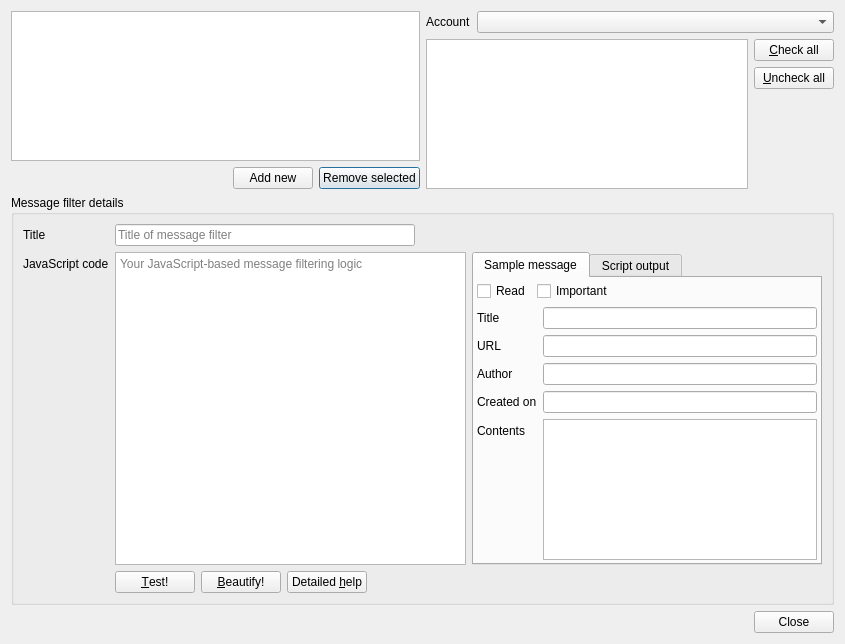
First picture: the form in src/librssguard/gui/dialogs/formmessagefiltersmanager.ui, repository norbusan/rssguard-debian, before the edit.
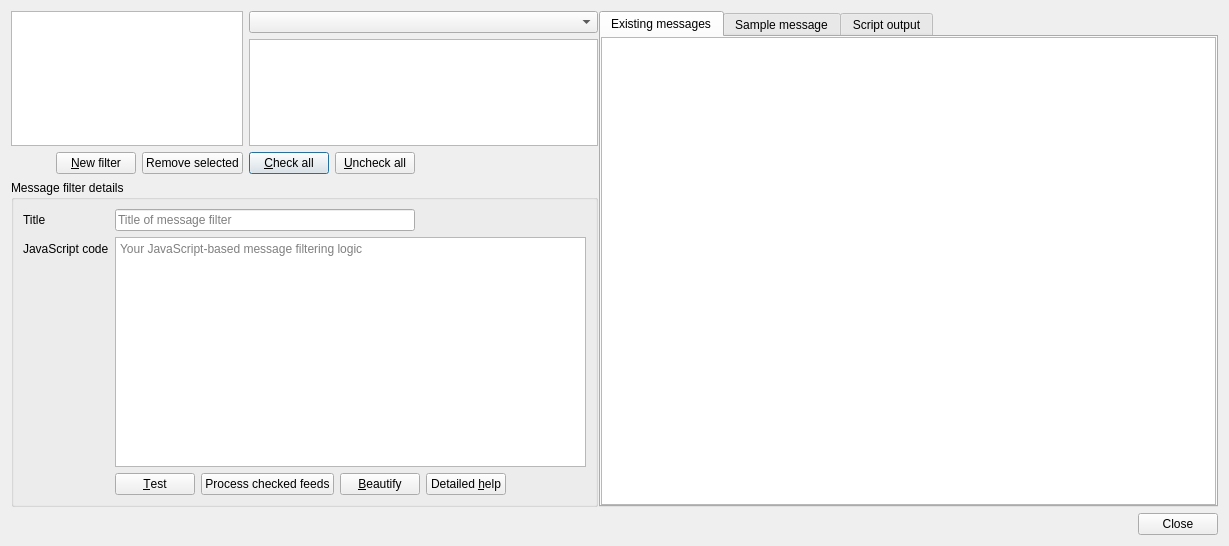
Second picture: the form after the edit. The open tabs and pages were chosen to show the change.

The edit to the form file:
```diff
--- a/src/librssguard/gui/dialogs/formmessagefiltersmanager.ui
+++ b/src/librssguard/gui/dialogs/formmessagefiltersmanager.ui
@@ -6,14 +6,71 @@
    <rect>
     <x>0</x>
     <y>0</y>
-    <width>845</width>
-    <height>644</height>
+    <width>1229</width>
+    <height>546</height>
    </rect>
   </property>
   <property name="windowTitle">
    <string>Message filters</string>
   </property>
-  <layout class="QGridLayout" name="gridLayout_2">
+  <layout class="QVBoxLayout" name="verticalLayout">
+   <item>
+    <widget class="QSplitter" name="splitter">
+     <property name="orientation">
+      <enum>Qt::Horizontal</enum>
+     </property>
+     <property name="handleWidth">
+      <number>1</number>
+     </property>
+     <property name="childrenCollapsible">
+      <bool>false</bool>
+     </property>
+     <widget class="QWidget" name="gridLayoutWidget">
+      <layout class="QGridLayout" name="gridLayout_2" rowstretch="1,2" columnstretch="2,3">
+       <item row="0" column="1">
+        <layout class="QGridLayout" name="gridLayout_3">
+         <item row="2" column="0">
+          <widget class="QPushButton" name="m_btnCheckAll">
+           <property name="text">
+            <string>&amp;Check all</string>
+           </property>
+          </widget>
+         </item>
+         <item row="2" column="2">
+          <spacer name="horizontalSpacer_5">
+           <property name="orientation">
+            <enum>Qt::Horizontal</enum>
+           </property>
+           <property name="sizeHint" stdset="0">
+            <size>
+             <width>40</width>
+             <height>20</height>
+            </size>
+           </property>
+          </spacer>
+         </item>
+         <item row="1" column="0" colspan="3">
+          <widget class="QTreeView" name="m_treeFeeds">
+           <property name="uniformRowHeights">
+            <bool>true</bool>
+           </property>
+           <attribute name="headerVisible">
+            <bool>false</bool>
+           </attribute>
+          </widget>
+         </item>
+         <item row="2" column="1">
+          <widget class="QPushButton" name="m_btnUncheckAll">
+           <property name="text">
+            <string>&amp;Uncheck all</string>
+           </property>
+          </widget>
+         </item>
+         <item row="0" column="0" colspan="3">
+          <widget class="QComboBox" name="m_cmbAccounts"/>
+         </item>
+        </layout>
+       </item>
    <item row="0" column="0">
     <layout class="QGridLayout" name="gridLayout">
      <item row="1" column="2">
@@ -26,7 +83,7 @@
      <item row="1" column="1">
       <widget class="QPushButton" name="m_btnAddNew">
        <property name="text">
-        <string>Add new</string>
+            <string>&amp;New filter</string>
        </property>
       </widget>
      </item>
@@ -52,74 +109,6 @@
      </item>
     </layout>
    </item>
-   <item row="0" column="1">
-    <layout class="QFormLayout" name="formLayout_3">
-     <item row="0" column="0">
-      <widget class="QLabel" name="label_9">
-       <property name="text">
-        <string>Account</string>
-       </property>
-       <property name="buddy">
-        <cstring>m_cmbAccounts</cstring>
-       </property>
-      </widget>
-     </item>
-     <item row="0" column="1">
-      <widget class="QComboBox" name="m_cmbAccounts"/>
-     </item>
-     <item row="1" column="0" colspan="2">
-      <layout class="QHBoxLayout" name="horizontalLayout_5">
-       <item>
-        <widget class="QTreeView" name="m_treeFeeds">
-         <property name="minimumSize">
-          <size>
-           <width>0</width>
-           <height>150</height>
-          </size>
-         </property>
-         <property name="uniformRowHeights">
-          <bool>true</bool>
-         </property>
-         <attribute name="headerVisible">
-          <bool>false</bool>
-         </attribute>
-        </widget>
-       </item>
-       <item>
-        <layout class="QVBoxLayout" name="verticalLayout">
-         <item>
-          <widget class="QPushButton" name="m_btnCheckAll">
-           <property name="text">
-            <string>&amp;Check all</string>
-           </property>
-          </widget>
-         </item>
-         <item>
-          <widget class="QPushButton" name="m_btnUncheckAll">
-           <property name="text">
-            <string>&amp;Uncheck all</string>
-           </property>
-          </widget>
-         </item>
-         <item>
-          <spacer name="verticalSpacer">
-           <property name="orientation">
-            <enum>Qt::Vertical</enum>
-           </property>
-           <property name="sizeHint" stdset="0">
-            <size>
-             <width>20</width>
-             <height>40</height>
-            </size>
-           </property>
-          </spacer>
-         </item>
-        </layout>
-       </item>
-      </layout>
-     </item>
-    </layout>
-   </item>
    <item row="1" column="0" colspan="2">
     <widget class="QGroupBox" name="m_gbDetails">
      <property name="title">
@@ -137,8 +126,6 @@
        </widget>
       </item>
       <item row="0" column="1">
-       <layout class="QHBoxLayout" name="horizontalLayout">
-        <item>
          <widget class="QLineEdit" name="m_txtTitle">
           <property name="sizePolicy">
            <sizepolicy hsizetype="Expanding" vsizetype="Fixed">
@@ -157,21 +144,6 @@
           </property>
          </widget>
         </item>
-        <item>
-         <spacer name="horizontalSpacer_2">
-          <property name="orientation">
-           <enum>Qt::Horizontal</enum>
-          </property>
-          <property name="sizeHint" stdset="0">
-           <size>
-            <width>0</width>
-            <height>0</height>
-           </size>
-          </property>
-         </spacer>
-        </item>
-       </layout>
-      </item>
       <item row="1" column="0">
        <widget class="QLabel" name="label_2">
         <property name="text">
@@ -183,67 +155,127 @@
        </widget>
       </item>
       <item row="1" column="1">
-       <layout class="QHBoxLayout" name="horizontalLayout_3">
-        <item>
          <widget class="QPlainTextEdit" name="m_txtScript">
+            <property name="sizePolicy">
+             <sizepolicy hsizetype="Expanding" vsizetype="Expanding">
+              <horstretch>0</horstretch>
+              <verstretch>1</verstretch>
+             </sizepolicy>
+            </property>
           <property name="placeholderText">
            <string>Your JavaScript-based message filtering logic</string>
           </property>
          </widget>
         </item>
+          <item row="2" column="1">
+           <layout class="QHBoxLayout" name="horizontalLayout_2">
         <item>
-         <widget class="QTabWidget" name="m_tcMessage">
+             <widget class="QPushButton" name="m_btnTest">
+              <property name="text">
+               <string>&amp;Test</string>
+              </property>
+             </widget>
+            </item>
+            <item>
+             <widget class="QPushButton" name="m_btnRunOnMessages">
+              <property name="text">
+               <string>Process checked feeds</string>
+              </property>
+             </widget>
+            </item>
+            <item>
+             <widget class="QPushButton" name="m_btnBeautify">
+              <property name="text">
+               <string>&amp;Beautify</string>
+              </property>
+             </widget>
+            </item>
+            <item>
+             <widget class="QPushButton" name="m_btnDetailedHelp">
+              <property name="text">
+               <string>Detailed &amp;help</string>
+              </property>
+             </widget>
+            </item>
+            <item>
+             <spacer name="horizontalSpacer_3">
+              <property name="orientation">
+               <enum>Qt::Horizontal</enum>
+              </property>
+              <property name="sizeHint" stdset="0">
+               <size>
+                <width>40</width>
+                <height>20</height>
+               </size>
+              </property>
+             </spacer>
+            </item>
+           </layout>
+          </item>
+         </layout>
+        </widget>
+       </item>
+      </layout>
+     </widget>
+     <widget class="QTabWidget" name="m_twMessages">
+      <property name="sizePolicy">
+       <sizepolicy hsizetype="Expanding" vsizetype="Expanding">
+        <horstretch>1</horstretch>
+        <verstretch>0</verstretch>
+       </sizepolicy>
+      </property>
           <property name="currentIndex">
+       <number>1</number>
+      </property>
+      <widget class="QWidget" name="m_tabExistingMessages">
+       <attribute name="title">
+        <string>Existing messages</string>
+       </attribute>
+       <layout class="QHBoxLayout" name="horizontalLayout_7">
+        <property name="leftMargin">
            <number>0</number>
           </property>
-          <widget class="QWidget" name="m_tabSample">
+        <property name="topMargin">
+         <number>0</number>
+        </property>
+        <property name="rightMargin">
+         <number>0</number>
+        </property>
+        <property name="bottomMargin">
+         <number>0</number>
+        </property>
+        <item>
+         <widget class="QTreeView" name="m_treeExistingMessages">
+          <property name="indentation">
+           <number>0</number>
+          </property>
+          <property name="uniformRowHeights">
+           <bool>true</bool>
+          </property>
+          <property name="itemsExpandable">
+           <bool>false</bool>
+          </property>
+         </widget>
+        </item>
+       </layout>
+      </widget>
+      <widget class="QWidget" name="m_tabSampleMessage">
            <attribute name="title">
             <string>Sample message</string>
            </attribute>
            <layout class="QFormLayout" name="formLayout_2">
             <property name="leftMargin">
-             <number>3</number>
+         <number>0</number>
             </property>
             <property name="topMargin">
-             <number>3</number>
+         <number>0</number>
             </property>
             <property name="rightMargin">
-             <number>3</number>
+         <number>0</number>
             </property>
             <property name="bottomMargin">
-             <number>3</number>
-            </property>
-            <item row="0" column="0" colspan="2">
-             <layout class="QHBoxLayout" name="horizontalLayout_4">
-              <item>
-               <widget class="QCheckBox" name="m_cbSampleRead">
-                <property name="text">
-                 <string>Read</string>
-                </property>
-               </widget>
-              </item>
-              <item>
-               <widget class="QCheckBox" name="m_cbSampleImportant">
-                <property name="text">
-                 <string>Important</string>
-                </property>
-               </widget>
-              </item>
-              <item>
-               <spacer name="horizontalSpacer_4">
-                <property name="orientation">
-                 <enum>Qt::Horizontal</enum>
-                </property>
-                <property name="sizeHint" stdset="0">
-                 <size>
-                  <width>40</width>
-                  <height>20</height>
-                 </size>
-                </property>
-               </spacer>
-              </item>
-             </layout>
-            </item>
+         <number>0</number>
+        </property>
             <item row="1" column="0">
              <widget class="QLabel" name="label_4">
               <property name="text">
@@ -309,24 +341,55 @@
             <item row="5" column="1">
              <widget class="QPlainTextEdit" name="m_txtSampleContents"/>
             </item>
-           </layout>
-          </widget>
-          <widget class="QWidget" name="m_tabScriptOutput">
+        <item row="0" column="0" colspan="2">
+         <layout class="QHBoxLayout" name="horizontalLayout_4">
+          <item>
+           <widget class="QCheckBox" name="m_cbSampleRead">
+            <property name="text">
+             <string>Read</string>
+            </property>
+           </widget>
+          </item>
+          <item>
+           <widget class="QCheckBox" name="m_cbSampleImportant">
+            <property name="text">
+             <string>Important</string>
+            </property>
+           </widget>
+          </item>
+          <item>
+           <spacer name="horizontalSpacer_4">
+            <property name="orientation">
+             <enum>Qt::Horizontal</enum>
+            </property>
+            <property name="sizeHint" stdset="0">
+             <size>
+              <width>40</width>
+              <height>20</height>
+             </size>
+            </property>
+           </spacer>
+          </item>
+         </layout>
+        </item>
+       </layout>
+      </widget>
+      <widget class="QWidget" name="m_tabOutput">
            <attribute name="title">
             <string>Script output</string>
            </attribute>
-           <layout class="QHBoxLayout" name="horizontalLayout_6">
+       <layout class="QHBoxLayout" name="horizontalLayout">
             <property name="leftMargin">
-             <number>3</number>
+         <number>0</number>
             </property>
             <property name="topMargin">
-             <number>3</number>
+         <number>0</number>
             </property>
             <property name="rightMargin">
-             <number>3</number>
+         <number>0</number>
             </property>
             <property name="bottomMargin">
-             <number>3</number>
+         <number>0</number>
             </property>
             <item>
              <widget class="QTextEdit" name="m_txtErrors">
@@ -341,51 +404,9 @@
            </layout>
           </widget>
          </widget>
-        </item>
-       </layout>
-      </item>
-      <item row="2" column="1">
-       <layout class="QHBoxLayout" name="horizontalLayout_2">
-        <item>
-         <widget class="QPushButton" name="m_btnTest">
-          <property name="text">
-           <string>&amp;Test!</string>
-          </property>
          </widget>
         </item>
         <item>
-         <widget class="QPushButton" name="m_btnBeautify">
-          <property name="text">
-           <string>&amp;Beautify!</string>
-          </property>
-         </widget>
-        </item>
-        <item>
-         <widget class="QPushButton" name="m_btnDetailedHelp">
-          <property name="text">
-           <string>Detailed &amp;help</string>
-          </property>
-         </widget>
-        </item>
-        <item>
-         <spacer name="horizontalSpacer_3">
-          <property name="orientation">
-           <enum>Qt::Horizontal</enum>
-          </property>
-          <property name="sizeHint" stdset="0">
-           <size>
-            <width>40</width>
-            <height>20</height>
-           </size>
-          </property>
-         </spacer>
-        </item>
-       </layout>
-      </item>
-     </layout>
-    </widget>
-   </item>
-   <item row="2" column="1">
     <widget class="QDialogButtonBox" name="m_buttonBox">
      <property name="orientation">
       <enum>Qt::Horizontal</enum>
```
Left out of the diff: 12 changed lines with no effect on the pictures. Lines whose indentation alone changed are shown as unchanged.
